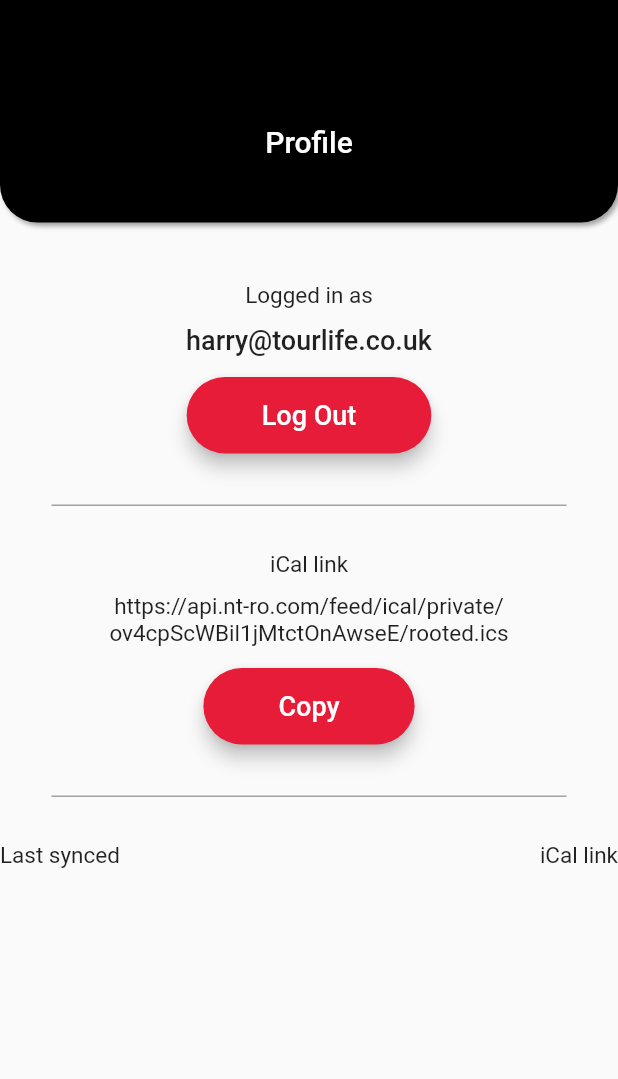
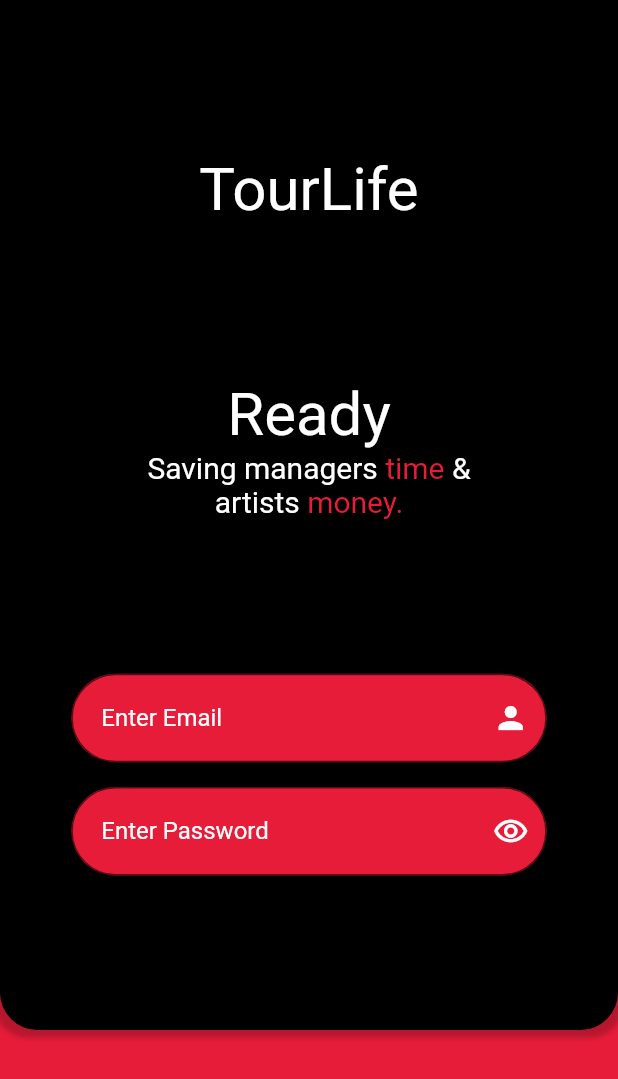
Before and after one commit to manthan1995/TourLife, a Flutter app: the screen it shows after launch, on a phone screen of 412 x 824 dp. Shown: the top 1079 px of the screen. Run offline on Flutter 3.47's test engine with Material 2 defaults, Android fonts, the phone set to English and light mode, and no system bars; missing offline and left inert: custom_line_indicator_bottom_navbar.

Commit message:
loginpage,homepage
loginpage,homepage

```diff
--- a/tour_life/lib/app.dart
+++ b/tour_life/lib/app.dart
@@ -1,4 +1,6 @@
 import 'package:flutter/material.dart';
+import 'package:tour_life/view/HomePage.dart';
+import 'package:tour_life/view/loginPage.dart';
 import 'package:tour_life/view/profile.dart';
 
 class MyApp extends StatelessWidget {
@@ -12,7 +14,7 @@ class MyApp extends StatelessWidget {
       theme: ThemeData(
         primarySwatch: Colors.blue,
       ),
-      home: ProfilePage(),
+      home: LoginPage(),
     );
   }
 }
--- a/tour_life/lib/constant/strings.dart
+++ b/tour_life/lib/constant/strings.dart
@@ -9,4 +9,8 @@ class Strings {
   static const iCalLinkUrl =
       "https://api.nt-ro.com/feed/ical/private/ov4cpScWBil1jMtctOnAwseE/rooted.ics";
   static const lastSyncedStr = "Last synced";
+  static const toDayTimeStr = "Today 06:15";
+  static const timeStr = "3 minutes ago";
+  static const appVersionStr = "App version: 2.4.0-3.4-prod";
+  static const appNameStr = "TourLife";
 }
--- /dev/null
+++ b/tour_life/lib/view/loginPage.dart
@@ -0,0 +1,151 @@
+import 'package:flutter/material.dart';
+import 'package:tour_life/constant/strings.dart';
+
+import '../constant/colorses.dart';
+
+class LoginPage extends StatefulWidget {
+  const LoginPage({Key? key}) : super(key: key);
+
+  @override
+  _LoginPageState createState() => _LoginPageState();
+}
+
+class _LoginPageState extends State<LoginPage> {
+  @override
+  Widget build(BuildContext context) {
+    Size size = MediaQuery.of(context).size;
+
+    return Scaffold(
+      body: Container(
+        color: Colorses.red,
+        child: Column(
+          children: [
+            Stack(
+              children: [
+                Container(
+                  padding: EdgeInsets.only(top: size.height * 0.05),
+                  alignment: Alignment.center,
+                  decoration: BoxDecoration(
+                    borderRadius: const BorderRadius.only(
+                        bottomLeft: Radius.circular(25),
+                        bottomRight: Radius.circular(25)),
+                    color: Colorses.black,
+                    boxShadow: [
+                      BoxShadow(
+                        color: Colorses.black.withOpacity(0.2),
+                        blurRadius: 2.0,
+                        spreadRadius: 5.0,
+                        // shadow direction: bottom right
+                      )
+                    ],
+                  ),
+                  width: size.width,
+                  height: size.height / 1.2,
+                ),
+                SizedBox(
+                  height: size.height / 1.2,
+                  width: size.width,
+                  child: Column(
+                    mainAxisAlignment: MainAxisAlignment.spaceEvenly,
+                    children: [
+                      Text(
+                        Strings.appNameStr,
+                        style: TextStyle(color: Colorses.white, fontSize: 40),
+                      ),
+                      Row(
+                        mainAxisAlignment: MainAxisAlignment.center,
+                        children: [
+                          Column(
+                            children: [
+                              Text(
+                                "Ready",
+                                style: TextStyle(
+                                    color: Colorses.white, fontSize: 40),
+                              ),
+                              RichText(
+                                textAlign: TextAlign.center,
+                                text: TextSpan(
+                                  text: 'Saving managers ',
+                                  style: TextStyle(fontSize: 20),
+                                  children: <TextSpan>[
+                                    TextSpan(
+                                        text: 'time',
+                                        style: TextStyle(color: Colorses.red)),
+                                    TextSpan(text: ' &\n'),
+                                    TextSpan(text: 'artists '),
+                                    TextSpan(
+                                        text: 'money.',
+                                        style: TextStyle(color: Colorses.red)),
+                                  ],
+                                ),
+                              )
+                            ],
+                          )
+                        ],
+                      ),
+                      Row(
+                        mainAxisAlignment: MainAxisAlignment.center,
+                        children: [
+                          Container(
+                            width: size.width / 1.3,
+                            child: Column(
+                              children: [
+                                TextField(
+                                  decoration: InputDecoration(
+                                      suffixIcon: Icon(
+                                        Icons.person,
+                                        color: Colorses.white,
+                                      ),
+                                      border: OutlineInputBorder(
+                                        borderRadius: BorderRadius.circular(50),
+                                      ),
+                                      contentPadding: EdgeInsets.all(20.0),
+                                      filled: true,
+                                      hintStyle:
+                                          TextStyle(color: Colorses.white),
+                                      hintText: "Enter Email",
+                                      fillColor: Colorses.red),
+                                  keyboardType: TextInputType.emailAddress,
+                                  style: TextStyle(color: Colorses.white),
+                                ),
+                                SizedBox(
+                                  height: size.height * 0.020,
+                                ),
+                                TextField(
+                                  decoration: InputDecoration(
+                                      suffixIcon: Icon(
+                                        Icons.remove_red_eye_outlined,
+                                        color: Colorses.white,
+                                      ),
+                                      border: OutlineInputBorder(
+                                        borderRadius: BorderRadius.circular(50),
+                                      ),
+                                      contentPadding: EdgeInsets.all(20.0),
+                                      filled: true,
+                                      hintStyle:
+                                          TextStyle(color: Colorses.white),
+                                      hintText: "Enter Password",
+                                      fillColor: Colorses.red),
+                                  keyboardType: TextInputType.text,
+                                  obscureText: true,
+                                  style: TextStyle(color: Colorses.white),
+                                )
+                              ],
+                            ),
+                          )
+                        ],
+                      ),
+                    ],
+                  ),
+                )
+              ],
+            ),
+            Container(
+              color: Colorses.red,
+            )
+          ],
+        ),
+      ),
+    );
+  }
+}
--- a/tour_life/lib/view/profile.dart
+++ b/tour_life/lib/view/profile.dart
@@ -21,29 +21,42 @@ class _ProfilePageState extends State<ProfilePage> {
   }
 
   Widget buildMainPart() {
+    Size size = MediaQuery.of(context).size;
+
     return Column(
       children: [
         buildHeader(),
         SizedBox(
-          height: 40,
+          height: size.height * 0.030,
         ),
-        buildLogOutPart(),
+        buildLogOutPart(size: size),
         SizedBox(
-          height: 30,
+          height: size.height * 0.025,
         ),
-        commanViewLine(),
+        commanViewLine(size: size),
         SizedBox(
-          height: 30,
+          height: size.height * 0.025,
         ),
-        buildCopyPart(),
+        buildCopyPart(size: size),
         SizedBox(
-          height: 30,
+          height: size.height * 0.025,
         ),
-        commanViewLine(),
+        commanViewLine(size: size),
         SizedBox(
-          height: 30,
+          height: size.height * 0.025,
         ),
-        buildSyncNowPart()
+        buildSyncNowPart(size: size),
+        SizedBox(
+          height: size.height * 0.025,
+        ),
+        commanViewLine(size: size),
+        SizedBox(
+          height: size.height * 0.025,
+        ),
+        Text(
+          Strings.appVersionStr,
+          style: TextStyle(color: Colorses.grey),
+        )
       ],
     );
   }
@@ -54,9 +67,9 @@ class _ProfilePageState extends State<ProfilePage> {
     );
   }
 
-  Widget buildLogOutPart() {
+  Widget buildLogOutPart({Size? size}) {
     return Column(
-      children: const [
+      children: [
         Text(
           Strings.loggedInAsStr,
           style: TextStyle(
@@ -64,14 +77,14 @@ class _ProfilePageState extends State<ProfilePage> {
           ),
         ),
         SizedBox(
-          height: 10,
+          height: size!.height * 0.010,
         ),
         Text(
           Strings.logInEmailStr,
           style: TextStyle(fontSize: 18, fontWeight: FontWeight.w500),
         ),
         SizedBox(
-          height: 10,
+          height: size.height * 0.010,
         ),
         CommanBtn(
           text: Strings.logOutStr,
@@ -80,9 +93,9 @@ class _ProfilePageState extends State<ProfilePage> {
     );
   }
 
-  Widget buildCopyPart() {
+  Widget buildCopyPart({Size? size}) {
     return Column(
-      children: const [
+      children: [
         Text(
           Strings.iCalLinkStr,
           style: TextStyle(
@@ -90,7 +103,7 @@ class _ProfilePageState extends State<ProfilePage> {
           ),
         ),
         SizedBox(
-          height: 10,
+          height: size!.height * 0.010,
         ),
         Text(
           Strings.iCalLinkUrl,
@@ -100,7 +113,7 @@ class _ProfilePageState extends State<ProfilePage> {
           textAlign: TextAlign.center,
         ),
         SizedBox(
-          height: 10,
+          height: size.height * 0.010,
         ),
         CommanBtn(
           text: Strings.copyStr,
@@ -109,8 +122,10 @@ class _ProfilePageState extends State<ProfilePage> {
     );
   }
 
-  Widget buildSyncNowPart() {
-    return Column(
+  Widget buildSyncNowPart({Size? size}) {
+    return Container(
+      padding: EdgeInsets.symmetric(horizontal: size!.width * 0.04),
+      child: Column(
         children: [
           Row(
             mainAxisAlignment: MainAxisAlignment.spaceBetween,
@@ -126,25 +141,39 @@ class _ProfilePageState extends State<ProfilePage> {
                 ],
               ),
               Column(
+                crossAxisAlignment: CrossAxisAlignment.center,
                 children: [
                   Text(
-                  Strings.iCalLinkStr,
+                    Strings.toDayTimeStr,
                     style: TextStyle(
                       fontSize: 15,
+                    ),
+                  ),
+                  Text(
+                    Strings.timeStr,
+                    style: TextStyle(
+                      color: Colorses.grey,
+                      fontSize: 12,
                     ),
                   ),
                 ],
               )
             ],
-        )
+          ),
+          SizedBox(
+            height: size.height * 0.010,
+          ),
+          CommanBtn(
+            text: Strings.syncNowStr,
+          ),
         ],
+      ),
     );
   }
 
-  Widget commanViewLine() {
-    Size size = MediaQuery.of(context).size;
+  Widget commanViewLine({Size? size}) {
     return Container(
-      width: size.width / 1.2,
+      width: size!.width / 1.2,
       height: 1,
       color: Colorses.grey,
     );
--- a/tour_life/lib/widget/commanHeader.dart
+++ b/tour_life/lib/widget/commanHeader.dart
@@ -24,7 +24,7 @@ class CommanHeader extends StatelessWidget {
         ],
       ),
       width: size.width,
-      height: size.height * 0.18,
+      height: size.height * 0.15,
       child: Text(
         text!,
         style: TextStyle(
```
Also changed, not shown: tour_life/lib/view/HomePage.dart (added, +85 -0 lines), tour_life/pubspec.yaml (+5 -2 lines), tour_life/assets/profile.png (added), 1 other file. Lines whose indentation alone changed are shown as unchanged.
